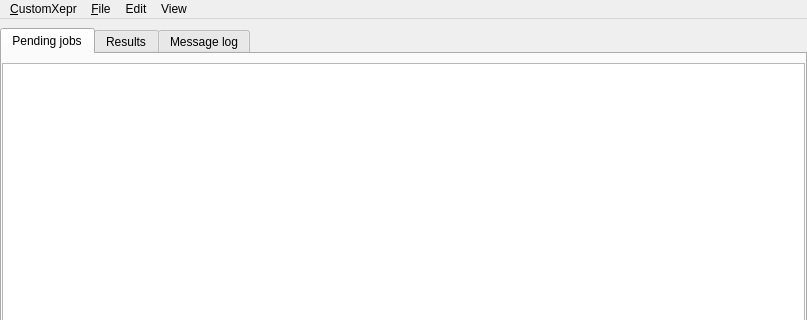
The window that xeprtools/customxepr_ui_linux.ui (OE-FET/customxepr) describes before a commit, drawn with Qt 5; both pictures show x 0 to 807 and y 0 to 320 of the 807 by 664 pixel window.
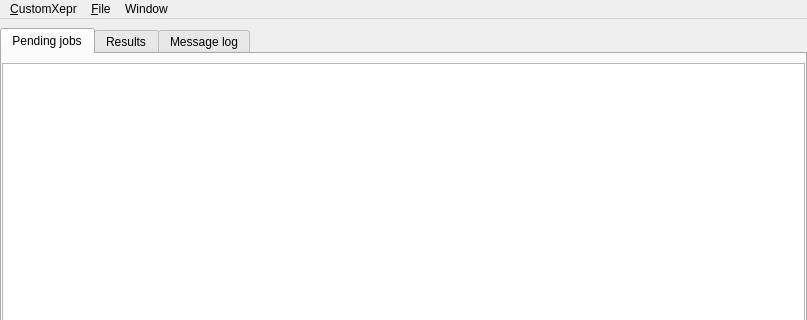
The same window after the commit. Custom widgets are drawn as their Qt base class.

Commit message: new menu bar group "Window"

Diff of the .ui file:
```diff
--- a/xeprtools/customxepr_ui_linux.ui
+++ b/xeprtools/customxepr_ui_linux.ui
@@ -639,20 +639,16 @@
     </property>
     <addaction name="actionShow_log_files"/>
    </widget>
-   <widget class="QMenu" name="menuView">
+   <widget class="QMenu" name="menuWindow">
     <property name="title">
-     <string>View</string>
+     <string>Window</string>
     </property>
-   </widget>
-   <widget class="QMenu" name="menuEdit">
-    <property name="title">
-     <string>Edit</string>
-    </property>
+    <addaction name="actionMinimize"/>
+    <addaction name="actionZoom"/>
    </widget>
    <addaction name="menu_CustomXepr"/>
    <addaction name="menu_Files"/>
-   <addaction name="menuEdit"/>
-   <addaction name="menuView"/>
+   <addaction name="menuWindow"/>
   </widget>
   <action name="action_About">
    <property name="text">
```
Left out of the diff: 78 changed lines with no effect on the pictures. The commit also changes 1 other file.
